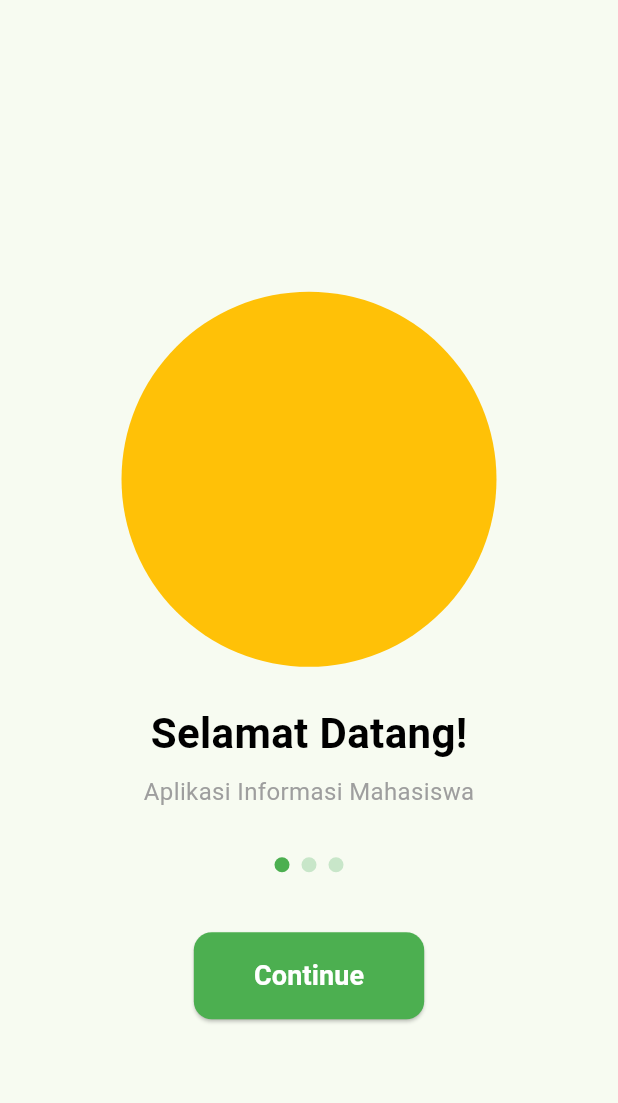
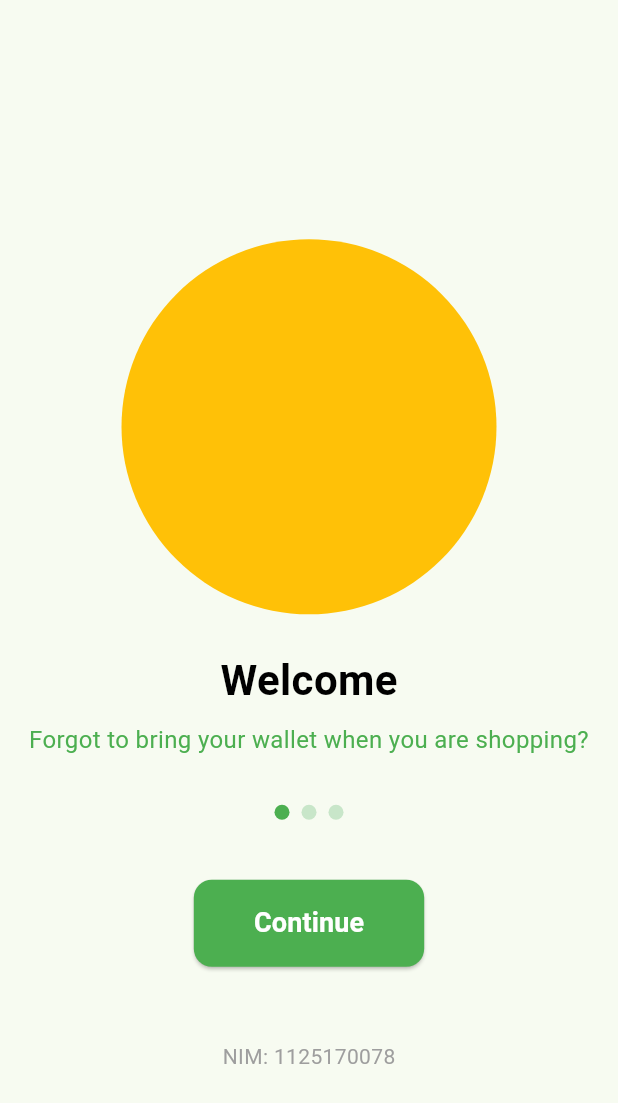
Before and after one commit to sunnic1/KB1179-1125170078-uas, a Flutter app: the screen it shows after launch, on a phone screen of 412 x 824 dp. Shown: the top 1103 px of the screen. Run offline on Flutter 3.47's test engine with Material 3 defaults, Android fonts, the phone set to English and light mode, and no system bars.

Commit message:
menambahkahn footer NIM

```diff
--- a/kb1179_1125170078_uas/lib/main.dart
+++ b/kb1179_1125170078_uas/lib/main.dart
@@ -11,12 +11,13 @@ class MyApp extends StatelessWidget {
   @override
   Widget build(BuildContext context) {
     return MaterialApp(
+      debugShowCheckedModeBanner: false, // ✅ Menghilangkan tulisan DEBUG
       title: "NIM: 1125170078, Rifqi Arip Sunni Manurung",
       theme: ThemeData(
         useMaterial3: true,
         colorScheme: ColorScheme.fromSeed(seedColor: Colors.green),
       ),
-      home: const SplashScreen1(), // memanggil class splash screen 1
+      home: const SplashScreen1(),
     );
   }
 }
@@ -33,7 +34,7 @@ class SplashScreen1 extends StatelessWidget {
         children: [
           const SizedBox(height: 50),
 
-          // Membuat lingkaran warna amber
+          // Lingkaran amber (bisa diganti gambar nanti)
           Container(
             width: 250,
             height: 250,
@@ -45,21 +46,25 @@ class SplashScreen1 extends StatelessWidget {
 
           const SizedBox(height: 24),
 
-          // Tambahkan widget lain di bawah sini nanti
           const Text(
-            'Selamat Datang!',
+            'Welcome',
             style: TextStyle(
-              fontSize: 28,
-              fontWeight: FontWeight.bold,
-              color: Colors.black,
+              fontSize: 28, // Ukuran besar
+              fontWeight: FontWeight.bold, // Membuat huruf tebal
+              color: Colors.black, // Warna teks
             ),
           ),
 
           const SizedBox(height: 8),
 
           const Text(
-            'Aplikasi Informasi Mahasiswa',
-            style: TextStyle(fontSize: 16, color: Colors.grey),
+            'Forgot to bring your wallet when you are shopping?',
+            textAlign: TextAlign.center,
+            style: TextStyle(
+              fontSize: 16, // Ukuran lebih kecil dari judul
+              color: Colors.green, // Warna hijau muda
+              fontWeight: FontWeight.w400, // Sedikit lebih tipis
+            ),
           ),
 
           const SizedBox(height: 32),
@@ -95,6 +100,14 @@ class SplashScreen1 extends StatelessWidget {
                 fontWeight: FontWeight.w600,
               ),
             ),
+          ),
+
+          const SizedBox(height: 50),
+
+          // ✅ Tambahkan NIM di bagian footer bawah
+          const Text(
+            'NIM: 1125170078',
+            style: TextStyle(fontSize: 14, color: Colors.grey),
           ),
         ],
       ),
```
Also changed, not shown: kb1179_1125170078_uas/flutter_01.png (added).
